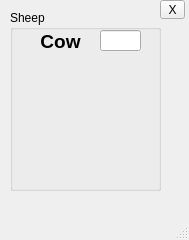
Old version of the form cow.ui in the repository SjdHbz/bullshit.
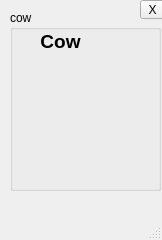
New version of the form. Icons and pictures are not drawn.

Diff of the .ui file:
```diff
--- a/cow.ui
+++ b/cow.ui
@@ -6,7 +6,7 @@
    <rect>
     <x>0</x>
     <y>0</y>
-    <width>189</width>
+    <width>162</width>
     <height>240</height>
    </rect>
   </property>
@@ -27,7 +27,7 @@
      </rect>
     </property>
     <property name="title">
-     <string>Sheep</string>
+     <string>cow</string>
     </property>
     <widget class="QLabel" name="label_21">
      <property name="geometry">
@@ -61,21 +61,27 @@
       <enum>Qt::AutoText</enum>
      </property>
     </widget>
-    <widget class="QLineEdit" name="lineEdit_cow">
+    <widget class="QLabel" name="lineEdit_cow_2">
      <property name="geometry">
       <rect>
-       <x>90</x>
+       <x>80</x>
        <y>20</y>
-       <width>41</width>
+       <width>51</width>
        <height>21</height>
       </rect>
      </property>
+     <property name="styleSheet">
+      <string notr="true">font: 75 12pt &quot;MS Shell Dlg 2&quot;;</string>
+     </property>
+     <property name="text">
+      <string/>
+     </property>
     </widget>
    </widget>
    <widget class="QToolButton" name="toolButton">
     <property name="geometry">
      <rect>
-      <x>160</x>
+      <x>140</x>
       <y>0</y>
       <width>25</width>
       <height>19</height>
```
Left out of the diff: 4 changed lines with no effect on the pictures.
